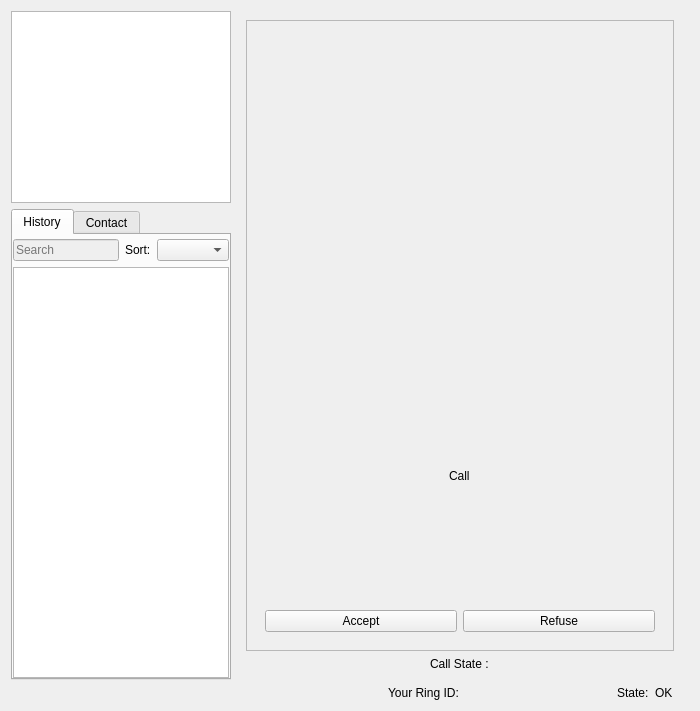
First picture: the form in callwidget.ui, repository savoirfairelinux/jami-client-windows, before the edit.
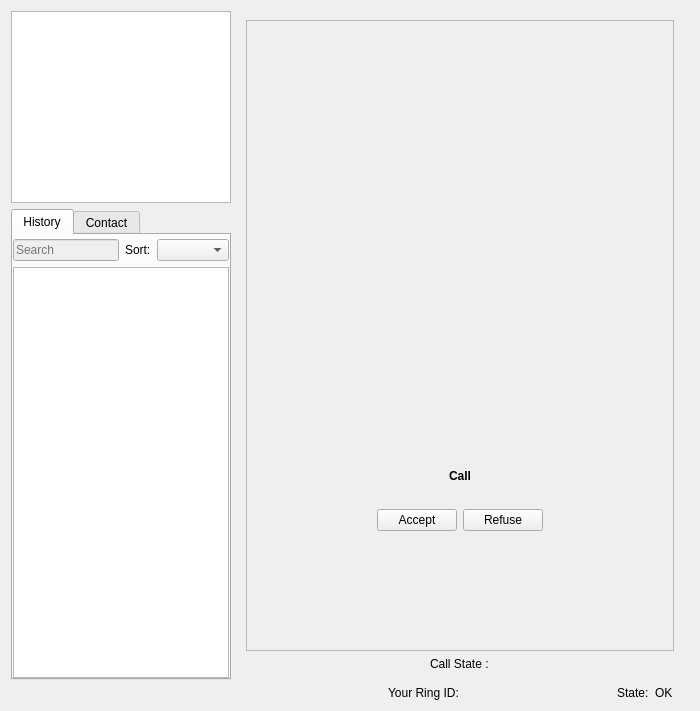
Second picture: the form after the edit. Icons and pictures are not drawn. Custom widgets are drawn as their Qt base class.

Commit message:
call: move call incoming dialog
- Center the dialog
- Display the formatted name of the call

Refs #75536

```diff
--- a/callwidget.ui
+++ b/callwidget.ui
@@ -50,13 +50,32 @@
          <item>
           <widget class="VideoView" name="videoWidget" native="true"/>
          </item>
-         <item>
+         <item alignment="Qt::AlignHCenter|Qt::AlignVCenter">
           <widget class="QWidget" name="callInvite" native="true">
            <layout class="QVBoxLayout" name="verticalLayout_4">
             <item>
              <layout class="QVBoxLayout" name="verticalLayout_3">
+              <item>
+               <widget class="QLabel" name="label_2">
+                <property name="text">
+                 <string/>
+                </property>
+                <property name="pixmap">
+                 <pixmap resource="ressources.qrc">:/images/account.png</pixmap>
+                </property>
+                <property name="alignment">
+                 <set>Qt::AlignCenter</set>
+                </property>
+               </widget>
+              </item>
               <item alignment="Qt::AlignHCenter">
                <widget class="QLabel" name="callLabel">
+                <property name="font">
+                 <font>
+                  <weight>75</weight>
+                  <bold>true</bold>
+                 </font>
+                </property>
                 <property name="text">
                  <string>Call</string>
                 </property>
@@ -66,6 +85,9 @@
             </item>
             <item>
              <layout class="QHBoxLayout" name="horizontalLayout">
+              <property name="topMargin">
+               <number>20</number>
+              </property>
               <item>
                <widget class="QPushButton" name="acceptButton">
                 <property name="text">
@@ -352,18 +374,18 @@
   </layout>
  </widget>
  <customwidgets>
-  <customwidget>
-   <class>VideoView</class>
-   <extends>QWidget</extends>
-   <header>videoview.h</header>
-   <container>1</container>
-  </customwidget>
   <customwidget>
    <class>InstantMessagingWidget</class>
    <extends>QWidget</extends>
    <header>instantmessagingwidget.h</header>
    <container>1</container>
   </customwidget>
+  <customwidget>
+   <class>VideoView</class>
+   <extends>QWidget</extends>
+   <header>videoview.h</header>
+   <container>1</container>
+  </customwidget>
  </customwidgets>
  <resources>
   <include location="ressources.qrc"/>
```
The commit also changes 1 other file.
